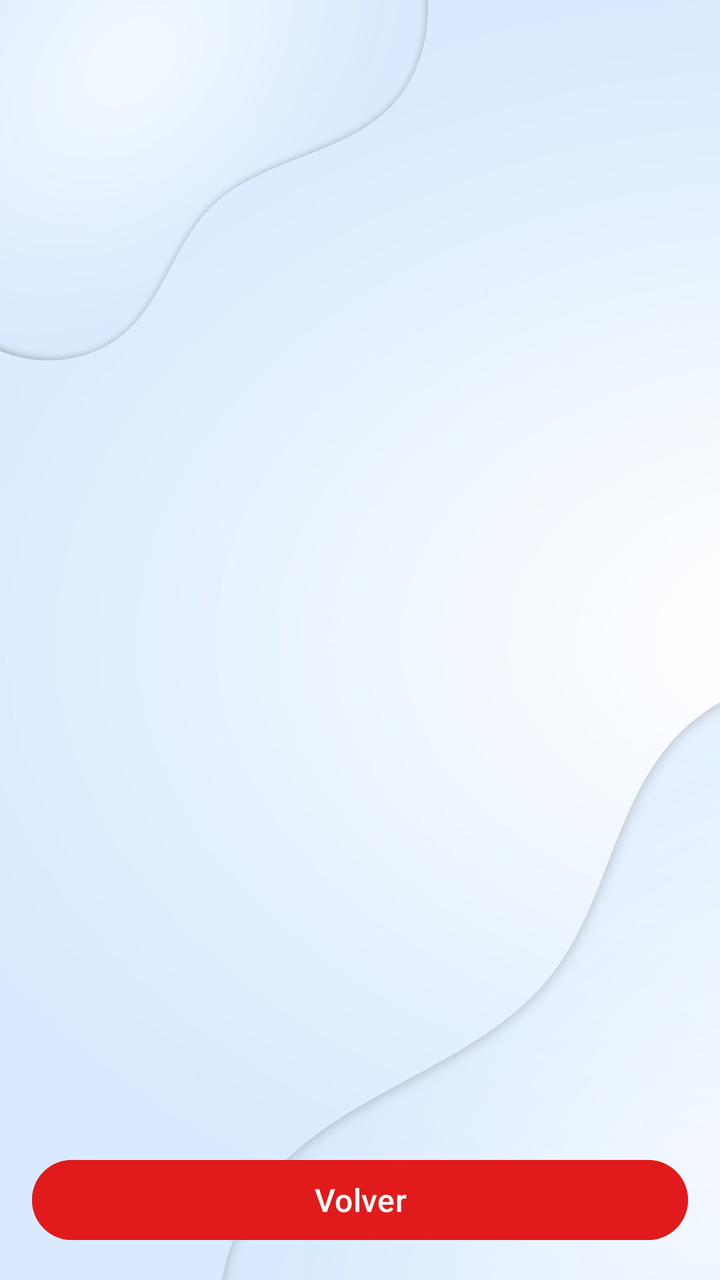
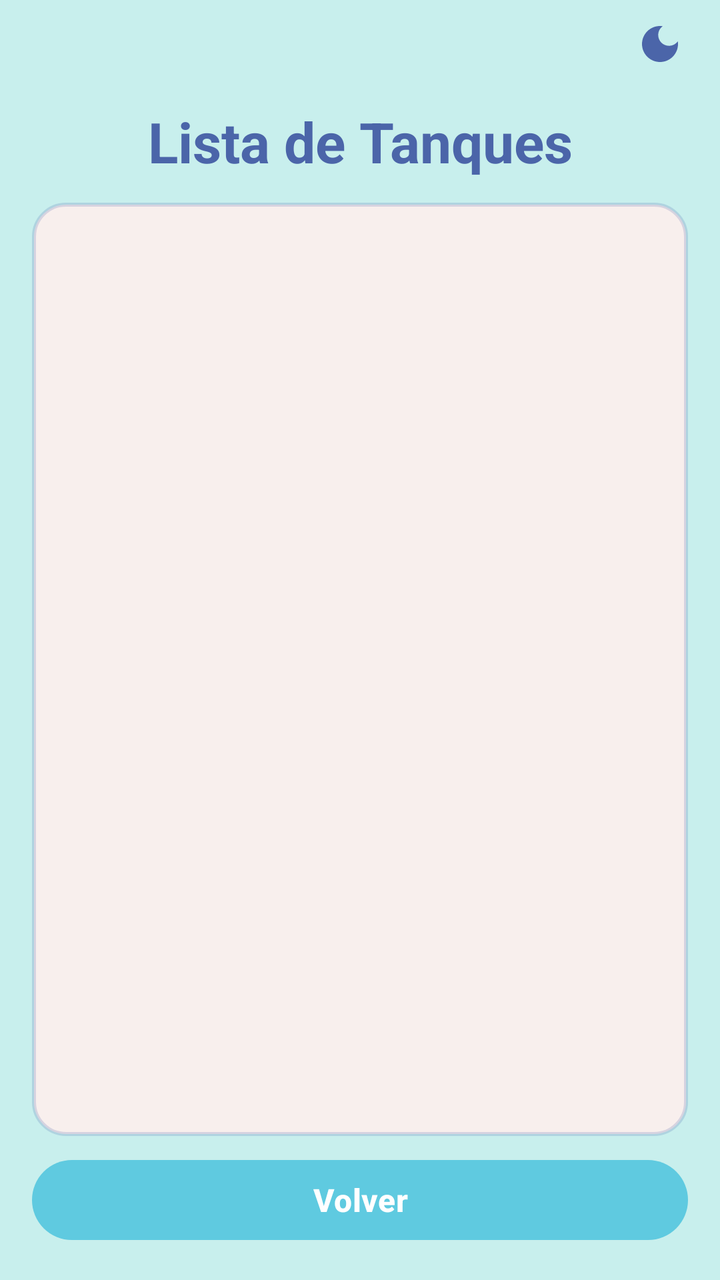

Compare the two renders of this Android layout. The source of the first and the diff that turns it into the second are given below.
<!-- AndroidManifest.xml: application theme Theme.AppIOT12 -->
<!-- res/layout/cliente_lista_tanques.xml -->
<?xml version="1.0" encoding="utf-8"?>
<androidx.constraintlayout.widget.ConstraintLayout
    xmlns:android="http://schemas.android.com/apk/res/android"
    xmlns:app="http://schemas.android.com/apk/res-auto"
    android:id="@+id/main"
    android:layout_width="match_parent"
    android:layout_height="match_parent"
    android:background="@mipmap/fondo">

    <ListView
        android:id="@+id/listaTanques"
        android:layout_width="0dp"
        android:layout_height="0dp"
        android:dividerHeight="1dp"
        app:layout_constraintTop_toTopOf="parent"
        app:layout_constraintBottom_toTopOf="@id/btnVolver"
        app:layout_constraintStart_toStartOf="parent"
        app:layout_constraintEnd_toEndOf="parent" />

    <Button
        android:id="@+id/btnVolver"
        android:layout_width="0dp"
        android:layout_height="wrap_content"
        android:layout_margin="16dp"
        android:backgroundTint="#E11B1B"
        android:onClick="volverAlMenu"
        android:text="Volver"
        android:textColor="@android:color/white"
        android:textSize="16sp"
        app:layout_constraintBottom_toBottomOf="parent"
        app:layout_constraintEnd_toEndOf="parent"
        app:layout_constraintStart_toStartOf="parent" />

</androidx.constraintlayout.widget.ConstraintLayout>
<!-- resources referenced by this layout -->
<resources>
  <!-- mipmap fondo: png bitmap (mipmap-hdpi, 312630 bytes) -->
  <style name="Base.Theme.AppIOT12" parent="Theme.Material3.DayNight.NoActionBar">
          
          
      </style>
  <!-- unchanged entries left out for length: 1 -->
</resources>

<!-- the commit's change to res/layout/cliente_lista_tanques.xml (unified diff, before → after) -->
@@ -1,34 +1,159 @@
 <?xml version="1.0" encoding="utf-8"?>
 <androidx.constraintlayout.widget.ConstraintLayout
+
     xmlns:android="http://schemas.android.com/apk/res/android"
+
     xmlns:app="http://schemas.android.com/apk/res-auto"
+
+    xmlns:tools="http://schemas.android.com/tools"
+
     android:id="@+id/main"
+
     android:layout_width="match_parent"
+
     android:layout_height="match_parent"
-    android:background="@mipmap/fondo">
+
+    android:background="@drawable/bg_screen_with_logo"
+
+    tools:context=".Lista">
+
+
+
+    <include
+
+        android:id="@+id/includeToolbarTema"
+
+        layout="@layout/include_toolbar_tema"
+
+        android:layout_width="0dp"
+
+        android:layout_height="wrap_content"
+
+        android:elevation="8dp"
+
+        app:layout_constraintEnd_toEndOf="parent"
+
+        app:layout_constraintStart_toStartOf="parent"
+
+        app:layout_constraintTop_toTopOf="parent" />
+
+
+
+    <TextView
+
+        android:id="@+id/tvTituloListaTanques"
+
+        android:layout_width="0dp"
+
+        android:layout_height="wrap_content"
+
+        android:layout_marginStart="16dp"
+
+        android:layout_marginTop="8dp"
+
+        android:layout_marginEnd="16dp"
+
+        android:gravity="center"
+
+        android:text="Lista de Tanques"
+
+        android:textColor="@color/color_text_primary"
+
+        android:textSize="28sp"
+
+        android:textStyle="bold"
+
+        app:layout_constraintEnd_toEndOf="parent"
+
+        app:layout_constraintStart_toStartOf="parent"
+
+        app:layout_constraintTop_toBottomOf="@id/includeToolbarTema" />
+
+
 
     <ListView
+
         android:id="@+id/listaTanques"
+
         android:layout_width="0dp"
+
         android:layout_height="0dp"
+
+        android:layout_marginStart="16dp"
+
+        android:layout_marginTop="12dp"
+
+        android:layout_marginEnd="16dp"
+
+        android:layout_marginBottom="8dp"
+
+        android:background="@drawable/bg_card"
+
+        android:clipToPadding="false"
+
+        android:divider="@color/color_card_stroke"
+
         android:dividerHeight="1dp"
-        app:layout_constraintTop_toTopOf="parent"
+
+        android:padding="8dp"
+
         app:layout_constraintBottom_toTopOf="@id/btnVolver"
+
+        app:layout_constraintEnd_toEndOf="parent"
+
         app:layout_constraintStart_toStartOf="parent"
-        app:layout_constraintEnd_toEndOf="parent" />
 
-    <Button
+        app:layout_constraintTop_toBottomOf="@id/tvTituloListaTanques" />
+
+
+
+    <com.google.android.material.button.MaterialButton
+        style="@style/Widget.AppIOT12.Button.Secondary"
+
         android:id="@+id/btnVolver"
+
         android:layout_width="0dp"
+
         android:layout_height="wrap_content"
+
         android:layout_margin="16dp"
-        android:backgroundTint="#E11B1B"
+
         android:onClick="volverAlMenu"
+
         android:text="Volver"
-        android:textColor="@android:color/white"
+
         android:textSize="16sp"
+
+        android:textStyle="bold"
+
         app:layout_constraintBottom_toBottomOf="parent"
+
         app:layout_constraintEnd_toEndOf="parent"
+
         app:layout_constraintStart_toStartOf="parent" />
 
+
+
 </androidx.constraintlayout.widget.ConstraintLayout>
+<!-- res/layout/include_toolbar_tema.xml (included above) -->
+<?xml version="1.0" encoding="utf-8"?>
+<FrameLayout xmlns:android="http://schemas.android.com/apk/res/android"
+    xmlns:app="http://schemas.android.com/apk/res-auto"
+    android:id="@+id/toolbarTema"
+    android:layout_width="match_parent"
+    android:layout_height="48dp">
+
+    <ImageButton
+        android:id="@+id/btnToggleTema"
+        android:layout_width="44dp"
+        android:layout_height="44dp"
+        android:layout_gravity="end|center_vertical"
+        android:layout_marginEnd="8dp"
+        android:background="?attr/selectableItemBackgroundBorderless"
+        android:contentDescription="Cambiar tema"
+        android:padding="8dp"
+        android:scaleType="centerInside"
+        android:src="@drawable/ic_modo_oscuro"
+        app:tint="@color/color_text_primary" />
+
+</FrameLayout>
<!-- resource entries referenced after the edit -->
@@ -1,10 +1,105 @@
 <!-- resources referenced by this layout -->
 <resources>
-  <!-- mipmap fondo: png bitmap (mipmap-hdpi, 312630 bytes) -->
+  <color name="color_card_stroke">#334B65A9</color>
+  <color name="color_text_primary">#4B65A9</color>
+  <!-- drawable bg_card (drawable) -->
+  <?xml version="1.0" encoding="utf-8"?>
+  <shape xmlns:android="http://schemas.android.com/apk/res/android"
+      android:shape="rectangle">
+  
+      <solid android:color="@color/color_surface"/>
+      <corners android:radius="@dimen/card_corner_radius"/>
+      <padding
+          android:left="16dp"
+          android:top="16dp"
+          android:right="16dp"
+          android:bottom="16dp"/>
+      <stroke
+          android:width="2dp"
+          android:color="@color/color_card_stroke"/>
+  </shape>
+  <!-- drawable bg_screen_with_logo (drawable) -->
+  <?xml version="1.0" encoding="utf-8"?>
+  <layer-list xmlns:android="http://schemas.android.com/apk/res/android">
+  
+      <item>
+          <shape android:shape="rectangle">
+              <solid android:color="@color/color_background" />
+          </shape>
+      </item>
+  
+      <item
+          android:width="@dimen/logo_watermark_size"
+          android:height="@dimen/logo_watermark_size"
+          android:gravity="center">
+          <bitmap
+              android:src="@mipmap/logo2"
+              android:gravity="fill"
+              android:alpha="0.2" />
+      </item>
+  
+  </layer-list>
+  <!-- drawable ic_modo_oscuro (drawable) -->
+  <?xml version="1.0" encoding="utf-8"?>
+  <vector xmlns:android="http://schemas.android.com/apk/res/android"
+      android:width="24dp"
+      android:height="24dp"
+      android:viewportWidth="24"
+      android:viewportHeight="24">
+      <path
+          android:fillColor="#FFFFFFFF"
+          android:pathData="M12,3c-4.97,0 -9,4.03 -9,9s4.03,9 9,9 9,-4.03 9,-9c0,-0.46 -0.04,-0.92 -0.1,-1.36 -0.98,1.37 -2.58,2.26 -4.4,2.26 -2.98,0 -5.4,-2.42 -5.4,-5.4 0,-1.81 0.89,-3.42 2.26,-4.4 -0.44,-0.06 -0.9,-0.1 -1.36,-0.1z" />
+  </vector>
+  <style name="Widget.AppIOT12.Button.Secondary" parent="Widget.Material3.Button">
+          <item name="cornerRadius">@dimen/button_corner_radius</item>
+          <item name="android:textAllCaps">false</item>
+          <item name="android:textStyle">bold</item>
+          <item name="backgroundTint">@color/color_secondary</item>
+          <item name="android:textColor">@color/color_text_on_primary</item>
+      </style>
+  <color name="color_surface">#F8EFED</color>
+  <dimen name="card_corner_radius">16dp</dimen>
+  <color name="color_background">#C8EFED</color>
+  <dimen name="logo_watermark_size">200dp</dimen>
+  <dimen name="button_corner_radius">24dp</dimen>
+  <color name="color_secondary">#5FCAE0</color>
+  <color name="color_text_on_primary">#FFFFFF</color>
   <style name="Base.Theme.AppIOT12" parent="Theme.Material3.DayNight.NoActionBar">
-          
-          
+          <item name="colorPrimary">@color/color_primary</item>
+          <item name="colorPrimaryDark">@color/color_primary_dark</item>
+          <item name="colorSecondary">@color/color_secondary</item>
+          <item name="colorOnPrimary">@color/color_text_on_primary</item>
+          <item name="colorOnSecondary">@color/color_text_on_primary</item>
+          <item name="android:colorBackground">@color/color_background</item>
+          <item name="android:windowBackground">@drawable/bg_screen_with_logo</item>
+          <item name="colorSurface">@color/color_surface</item>
+          <item name="colorOnSurface">@color/color_text_primary</item>
+          <item name="colorError">@color/color_error</item>
+          <item name="android:statusBarColor">@color/color_primary_dark</item>
+          <item name="android:navigationBarColor">@color/color_background</item>
+          <item name="android:windowLightStatusBar" tools:targetApi="m">true</item>
+          <item name="materialButtonStyle">@style/Widget.AppIOT12.Button</item>
+          <item name="textInputStyle">@style/Widget.AppIOT12.TextInputLayout</item>
       </style>
+  <color name="color_primary">#1D8EC1</color>
+  <color name="color_primary_dark">#156A91</color>
+  <color name="color_error">#C62828</color>
+  <style name="Widget.AppIOT12.Button" parent="Widget.Material3.Button">
+          <item name="cornerRadius">@dimen/button_corner_radius</item>
+          <item name="android:textAllCaps">false</item>
+          <item name="android:textStyle">bold</item>
+          <item name="backgroundTint">@color/color_primary</item>
+          <item name="android:textColor">@color/color_text_on_primary</item>
+      </style>
+  <style name="Widget.AppIOT12.TextInputLayout" parent="Widget.Material3.TextInputLayout.OutlinedBox">
+          <item name="boxCornerRadiusTopStart">@dimen/card_corner_radius</item>
+          <item name="boxCornerRadiusTopEnd">@dimen/card_corner_radius</item>
+          <item name="boxCornerRadiusBottomStart">@dimen/card_corner_radius</item>
+          <item name="boxCornerRadiusBottomEnd">@dimen/card_corner_radius</item>
+          <item name="boxStrokeColor">@color/color_primary</item>
+          <item name="hintTextColor">@color/color_text_hint</item>
+      </style>
+  <color name="color_text_hint">#6B7FA8</color>
   <!-- unchanged entries left out for length: 1 -->
 </resources>
 
